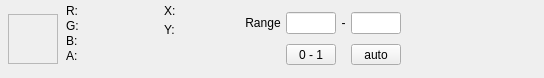
The window that src/editors/TextureInfoBar.ui (houmain/gpupad) describes before a commit, drawn with Qt 5.
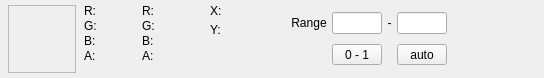
The same window after the commit. Icons and pictures are not drawn. Custom widgets are drawn as their Qt base class.

Commit message: More work on histogram and picker

```diff
--- a/src/editors/TextureInfoBar.ui
+++ b/src/editors/TextureInfoBar.ui
@@ -27,17 +27,17 @@
     <number>4</number>
    </property>
    <item>
-    <widget class="QFrame" name="color">
+    <widget class="QFrame" name="colorFrame">
      <property name="minimumSize">
       <size>
-       <width>50</width>
-       <height>50</height>
+       <width>68</width>
+       <height>68</height>
       </size>
      </property>
      <property name="maximumSize">
       <size>
-       <width>50</width>
-       <height>50</height>
+       <width>68</width>
+       <height>68</height>
       </size>
      </property>
      <property name="frameShape">
@@ -46,8 +46,79 @@
      <property name="frameShadow">
       <enum>QFrame::Raised</enum>
      </property>
+     <layout class="QHBoxLayout" name="horizontalLayout_2">
+      <property name="leftMargin">
+       <number>0</number>
+      </property>
+      <property name="topMargin">
+       <number>0</number>
+      </property>
+      <property name="rightMargin">
+       <number>0</number>
+      </property>
+      <property name="bottomMargin">
+       <number>0</number>
+      </property>
+      <item>
+       <widget class="QFrame" name="color"/>
+      </item>
+     </layout>
     </widget>
    </item>
+   <item>
+    <layout class="QVBoxLayout" name="verticalLayout_4">
+     <property name="spacing">
+      <number>1</number>
+     </property>
+     <item>
+      <widget class="QLabel" name="pickerColorRE">
+       <property name="minimumSize">
+        <size>
+         <width>50</width>
+         <height>0</height>
+        </size>
+       </property>
+       <property name="text">
+        <string>R:</string>
+       </property>
+      </widget>
+     </item>
+     <item>
+      <widget class="QLabel" name="pickerColorGE">
+       <property name="text">
+        <string>G:</string>
+       </property>
+      </widget>
+     </item>
+     <item>
+      <widget class="QLabel" name="pickerColorBE">
+       <property name="text">
+        <string>B:</string>
+       </property>
+      </widget>
+     </item>
+     <item>
+      <widget class="QLabel" name="pickerColorAE">
+       <property name="text">
+        <string>A:</string>
+       </property>
+      </widget>
+     </item>
+     <item>
+      <spacer name="verticalSpacer_4">
+       <property name="orientation">
+        <enum>Qt::Vertical</enum>
+       </property>
+       <property name="sizeHint" stdset="0">
+        <size>
+         <width>20</width>
+         <height>40</height>
+        </size>
+       </property>
+      </spacer>
+     </item>
+    </layout>
+   </item>
    <item>
     <layout class="QVBoxLayout" name="verticalLayout_3">
      <property name="spacing">
@@ -55,6 +126,12 @@
      </property>
      <item>
       <widget class="QLabel" name="pickerColorR">
+       <property name="minimumSize">
+        <size>
+         <width>60</width>
+         <height>0</height>
+        </size>
+       </property>
        <property name="text">
         <string>R:</string>
        </property>
@@ -76,12 +153,6 @@
      </item>
      <item>
       <widget class="QLabel" name="pickerColorA">
-       <property name="minimumSize">
-        <size>
-         <width>90</width>
-         <height>0</height>
-        </size>
-       </property>
        <property name="text">
         <string>A:</string>
        </property>
```
The commit also changes 5 other files.
